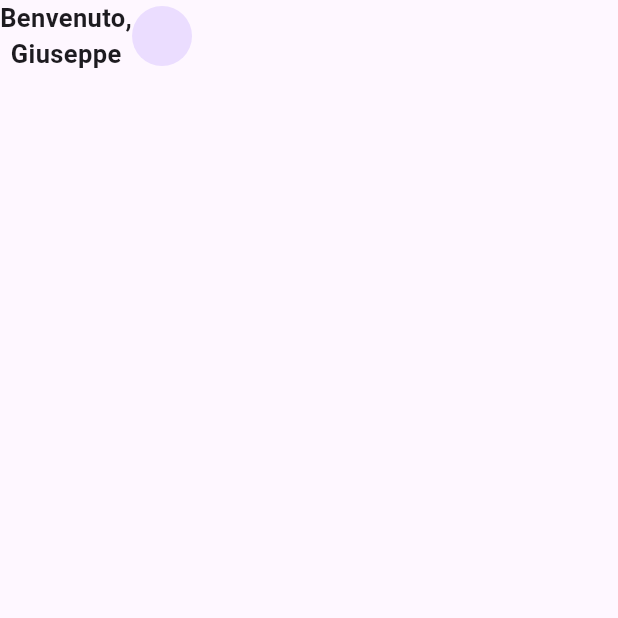
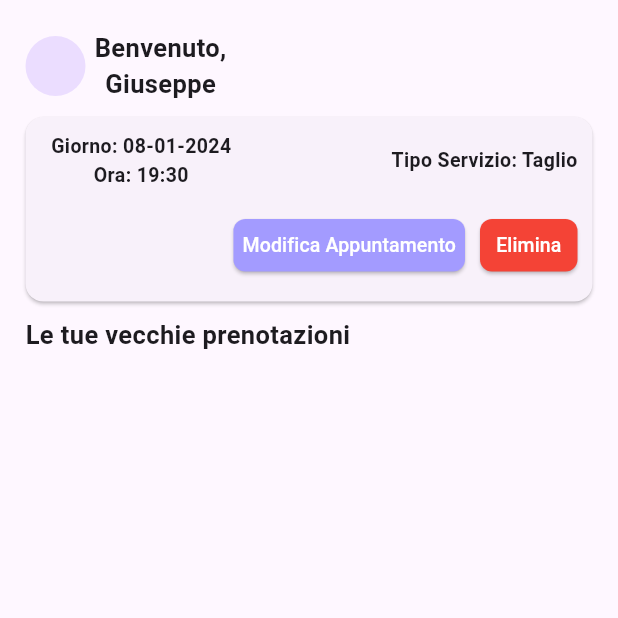
Before and after one commit to giuseppe2028/barberapp, a Flutter app: the screen it shows after launch, on a phone screen of 412 x 824 dp, the top half of it. Run offline on Flutter 3.47's test engine with Material 2 defaults, Android fonts, the phone set to English and light mode, and no system bars.

Commit message:
Implementazione grafica della schermata home

```diff
--- a/lib/View/HomePage.dart
+++ b/lib/View/HomePage.dart
@@ -1,6 +1,7 @@
 import 'package:barberapp/Widget/DisplayInformation.dart';
 import 'package:flutter/material.dart';
 
+import '../Widget/ButtonStyle.dart';
 import '../Widget/TextHeader.dart';
 
 class HomePage extends StatelessWidget {
@@ -8,10 +9,20 @@ class HomePage extends StatelessWidget {
   Widget build(BuildContext context) {
     return Scaffold(
       body: SafeArea(
+        child: Container(
+          padding: EdgeInsets.only(left: 17, top: 20, right: 17),
           child: Column(
-          children: [_HeaderProfile()],
+            children: [_HeaderProfile(), _CardWidget(), listaPrenotazioni()],
           ),
         ),
+      ),
+    );
+  }
+
+  Widget listaPrenotazioni() {
+    return Column(
+      crossAxisAlignment: CrossAxisAlignment.start,
+      children: [TextHeader(testo: "Le tue vecchie prenotazioni"), Container()],
     );
   }
 }
@@ -20,15 +31,19 @@ class _HeaderProfile extends StatelessWidget {
   @override
   Widget build(BuildContext context) {
     return Row(
+      mainAxisAlignment: MainAxisAlignment.start,
       children: [
-        Column(
+        CircleAvatar(),
+        Container(
+          padding: EdgeInsets.only(left: 6),
+          child: Column(
             children: [
               TextHeader(testo: "Benvenuto,"),
               //TODO mettere il nome dell'utente
               TextHeader(testo: "Giuseppe"),
             ],
           ),
-        CircleAvatar(),
+        ),
       ],
     );
   }
@@ -38,17 +53,19 @@ class _CardWidget extends StatelessWidget {
   @override
   Widget build(BuildContext context) {
     return Card(
+      margin: EdgeInsets.symmetric(vertical: 10),
+      child: Container(
+        padding: EdgeInsets.only(left: 17, top: 10, right: 10),
         child: Column(
-        children: [
-          cardHeader(),
-          Widget cardButton()
-        ],
+          children: [cardHeader(), cardButton()],
+        ),
       ),
     );
   }
 
   Widget cardHeader() {
     return Row(
+      mainAxisAlignment: MainAxisAlignment.spaceBetween,
       children: [
         Column(
           children: [
@@ -62,10 +79,27 @@ class _CardWidget extends StatelessWidget {
   }
 
   Widget cardButton() {
-    return Row(
+    return Container(
+      margin: EdgeInsets.symmetric(vertical: 20),
+      child: Row(
+        mainAxisAlignment: MainAxisAlignment.end,
         children: [
-
+          Container(
+            margin: EdgeInsets.only(right: 10),
+            child: PersonalButton(
+              text: 'Modifica Appuntamento',
+              backgroundColor: Color.fromARGB(255, 163, 155, 255),
+              height: 35,
+            ),
+          ),
+          PersonalButton(
+            text: 'Elimina',
+            backgroundColor: Colors.red,
+            width: 65,
+            height: 35,
+          ),
         ],
+      ),
     );
   }
 }
--- a/lib/Widget/ButtonStyle.dart
+++ b/lib/Widget/ButtonStyle.dart
@@ -1,14 +1,31 @@
 import 'package:flutter/material.dart';
 
-class ButtonStyle extends StatelessWidget {
+class PersonalButton extends StatelessWidget {
   String text;
   Color backgroundColor;
-  ButtonStyle({required this.text, required this.backgroundColor});
+  double? width, height;
+  PersonalButton(
+      {required this.text,
+      required this.backgroundColor,
+      this.width,
+      this.height});
+
   @override
   Widget build(BuildContext context) {
-    return ElevatedButton(
-      onPressed: () {},
-      child: Text(text, style: TextStyle(color: Colors.white)),
+    return SizedBox(
+      width: width,
+      height: height,
+      child: ElevatedButton(
+        style: ElevatedButton.styleFrom(
+          backgroundColor: backgroundColor,
+          padding: EdgeInsets.symmetric(vertical: 4, horizontal: 6),
+          shape: RoundedRectangleBorder(
+            borderRadius: BorderRadius.circular(8),
+          ),
+        ),
+        onPressed: () {},
+        child: Text(text, style: TextStyle(color: Colors.white, fontSize: 13)),
+      ),
     );
   }
 }
--- a/lib/Widget/DisplayInformation.dart
+++ b/lib/Widget/DisplayInformation.dart
@@ -7,7 +7,7 @@ class DisplayInformation extends StatelessWidget {
   Widget build(BuildContext context) {
     return Text(
       text,
-      style: TextStyle(fontWeight: FontWeight.bold, fontSize: 15),
+      style: TextStyle(fontWeight: FontWeight.bold, fontSize: 13),
     );
   }
 }
--- a/lib/Widget/TextHeader.dart
+++ b/lib/Widget/TextHeader.dart
@@ -7,6 +7,7 @@ class TextHeader extends StatelessWidget {
   @override
   Widget build(BuildContext context) {
     return Text(
+      textAlign: TextAlign.start,
       "$testo",
       style: TextStyle(fontWeight: FontWeight.bold, fontSize: 17),
     );
```
Lines whose indentation alone changed are shown as unchanged.
